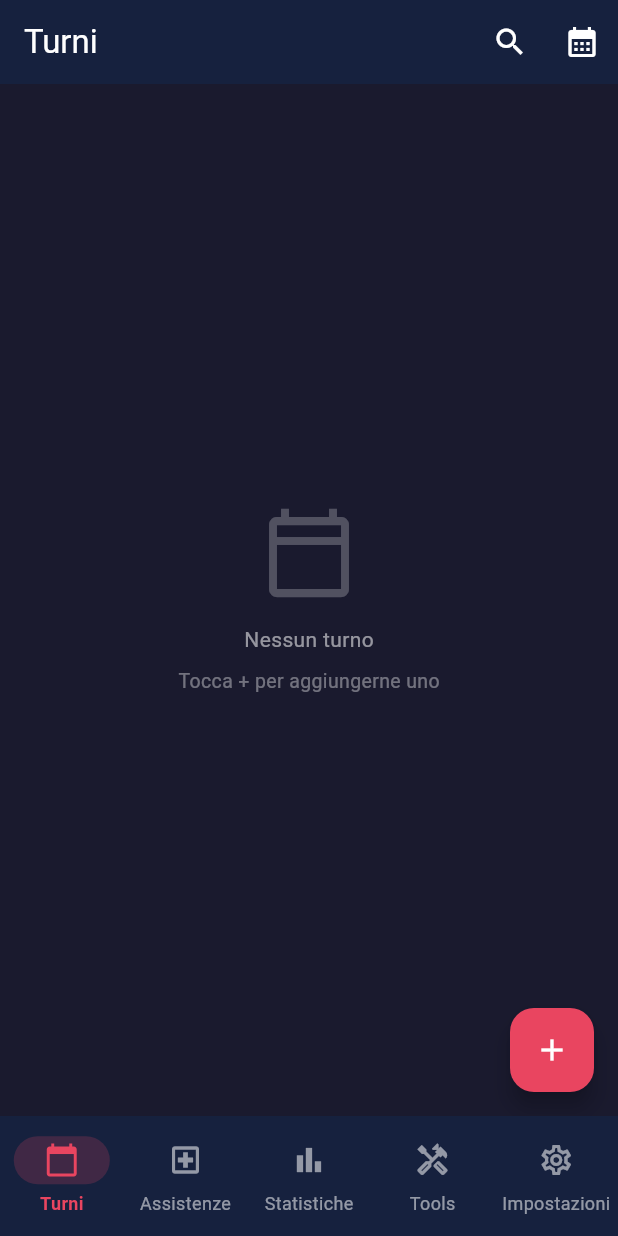
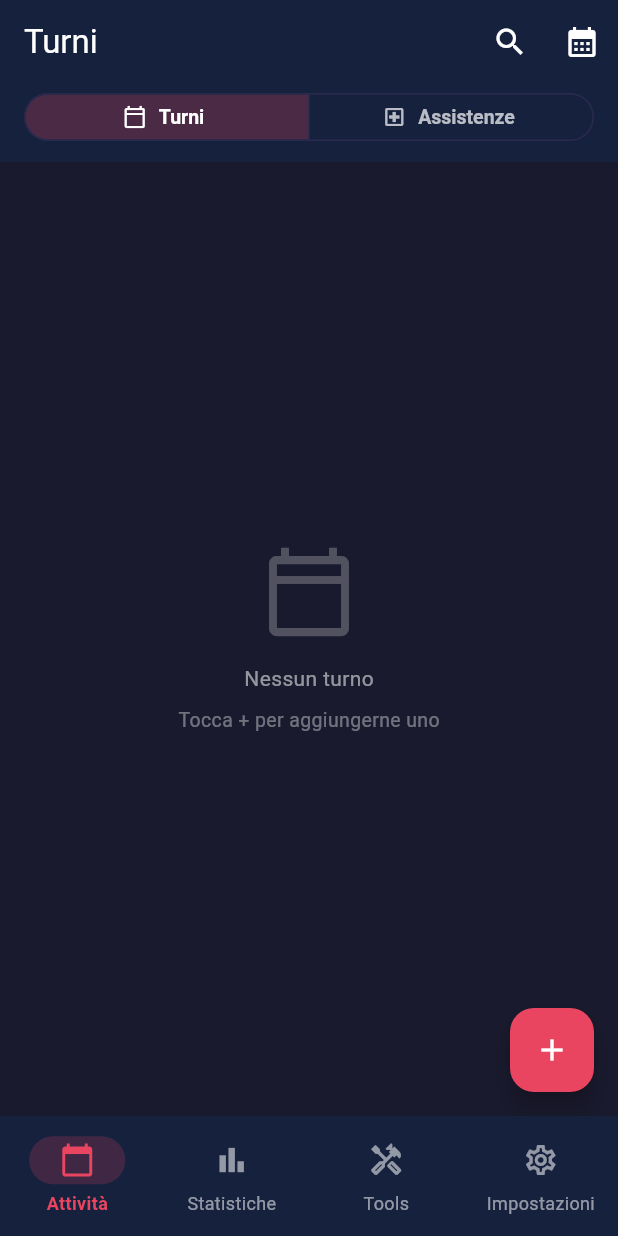
Before and after one commit to enne139/AmbuTurni, a Flutter app: the screen it shows after launch, on a phone screen of 412 x 824 dp. Run offline on Flutter 3.47's test engine with Material 3 defaults, Android fonts, the phone set to English and light mode, and no system bars; our stand-ins replace file_picker, flutter_markdown_plus, share_plus, shared_preferences, sqflite, sqflite_common_ffi; missing offline and left inert: add_2_calendar, excel; accounts and stored records are empty.

Commit message:
feat: tab unificata Attività per turni e assistenze
NavigationBar da 5 a 4 tab: la nuova tab Attività ospita entrambe le liste
con un selettore SegmentedButton sotto l'AppBar (scelta dell'utente rispetto
alla lista unica mescolata: lascia intatte le due liste con ricerca, filtri,
calendario e FAB propri). _AttivitaTab tiene le liste in un IndexedStack —
lo stato sopravvive al passaggio — e inietta il selettore nelle AppBar col
nuovo parametro opzionale `selettore`, unico punto di contatto.

Co-Authored-By: Claude Fable 5 <noreply@anthropic.com>

```diff
--- a/lib/navigation/app_navigator.dart
+++ b/lib/navigation/app_navigator.dart
@@ -6,10 +6,11 @@ import '../screens/assistenze/assistenze_list.dart';
 import '../screens/statistiche/statistiche_screen.dart';
 import '../screens/tools/tools_screen.dart';
 import '../screens/impostazioni/impostazioni_screen.dart';
+import '../utils/theme.dart';
 
-/// Scaffold principale con NavigationBar a 5 tab: Turni, Assistenze,
-/// Statistiche, Tools, Impostazioni. Mantiene lo stato di ciascuna tab con
-/// IndexedStack per non ricaricare i widget al cambio tab.
+/// Scaffold principale con NavigationBar a 4 tab: Attività (turni +
+/// assistenze), Statistiche, Tools, Impostazioni. Mantiene lo stato di
+/// ciascuna tab con IndexedStack per non ricaricare i widget al cambio tab.
 class AppNavigator extends StatefulWidget {
   const AppNavigator({super.key});
 
@@ -35,8 +36,7 @@ class _AppNavigatorState extends State<AppNavigator> {
       body: IndexedStack(
         index: _tab,
         children: const [
-          TurniList(),
-          AssistenzeList(),
+          _AttivitaTab(),
           StatisticheScreen(),
           ToolsScreen(),
           ImpostazioniScreen(),
@@ -46,8 +46,7 @@ class _AppNavigatorState extends State<AppNavigator> {
         selectedIndex: _tab,
         onDestinationSelected: (i) => setState(() => _tab = i),
         destinations: const [
-          NavigationDestination(icon: Icon(Icons.calendar_today_outlined), selectedIcon: Icon(Icons.calendar_today), label: 'Turni'),
-          NavigationDestination(icon: Icon(Icons.local_hospital_outlined), selectedIcon: Icon(Icons.local_hospital), label: 'Assistenze'),
+          NavigationDestination(icon: Icon(Icons.calendar_today_outlined), selectedIcon: Icon(Icons.calendar_today), label: 'Attività'),
           NavigationDestination(icon: Icon(Icons.bar_chart_outlined), selectedIcon: Icon(Icons.bar_chart), label: 'Statistiche'),
           NavigationDestination(icon: Icon(Icons.handyman_outlined), selectedIcon: Icon(Icons.handyman), label: 'Tools'),
           NavigationDestination(icon: Icon(Icons.settings_outlined), selectedIcon: Icon(Icons.settings), label: 'Impostazioni'),
@@ -56,3 +55,68 @@ class _AppNavigatorState extends State<AppNavigator> {
     );
   }
 }
+
+/// Tab unificata Turni + Assistenze: un selettore sotto l'AppBar passa da
+/// una lista all'altra. Le due liste restano widget indipendenti coi loro
+/// Scaffold/FAB e vivono in un IndexedStack, così filtri, ricerca e vista
+/// calendario non si perdono passando avanti e indietro; il selettore viene
+/// iniettato nelle loro AppBar (parametro `selettore`), unico punto di
+/// contatto tra le liste e la tab che le ospita.
+class _AttivitaTab extends StatefulWidget {
+  const _AttivitaTab();
+
+  @override
+  State<_AttivitaTab> createState() => _AttivitaTabState();
+}
+
+class _AttivitaTabState extends State<_AttivitaTab> {
+  int _sezione = 0; // 0 = turni, 1 = assistenze
+
+  PreferredSizeWidget _selettore() {
+    return PreferredSize(
+      preferredSize: const Size.fromHeight(52),
+      child: Padding(
+        padding: const EdgeInsets.fromLTRB(16, 2, 16, 10),
+        child: SegmentedButton<int>(
+          segments: const [
+            ButtonSegment(
+              value: 0,
+              label: Text('Turni'),
+              icon: Icon(Icons.calendar_today_outlined, size: 16),
+            ),
+            ButtonSegment(
+              value: 1,
+              label: Text('Assistenze'),
+              icon: Icon(Icons.local_hospital_outlined, size: 16),
+            ),
+          ],
+          selected: {_sezione},
+          onSelectionChanged: (s) => setState(() => _sezione = s.first),
+          showSelectedIcon: false,
+          // expandedInsets: il bottone riempie la larghezza invece di
+          // galleggiare al centro con la dimensione minima.
+          expandedInsets: EdgeInsets.zero,
+          style: SegmentedButton.styleFrom(
+            foregroundColor: Colors.white70,
+            selectedForegroundColor: Colors.white,
+            selectedBackgroundColor: kPrimary.withValues(alpha: 0.25),
+            side: const BorderSide(color: kCardBorder),
+            visualDensity: VisualDensity.compact,
+            textStyle: const TextStyle(fontSize: 13, fontWeight: FontWeight.w600),
+          ),
+        ),
+      ),
+    );
+  }
+
+  @override
+  Widget build(BuildContext context) {
+    return IndexedStack(
+      index: _sezione,
+      children: [
+        TurniList(selettore: _selettore()),
+        AssistenzeList(selettore: _selettore()),
+      ],
+    );
+  }
+}
--- a/lib/screens/assistenze/assistenze_list.dart
+++ b/lib/screens/assistenze/assistenze_list.dart
@@ -12,7 +12,10 @@ import 'assistenza_detail.dart';
 /// cestino nell'AppBar del dettaglio, per evitare cancellazioni accidentali
 /// mentre si scorre o si tocca a lungo una card per sbaglio.
 class AssistenzeList extends StatefulWidget {
-  const AssistenzeList({super.key});
+  /// Barra opzionale sotto l'AppBar: il selettore Turni/Assistenze della
+  /// tab unificata (v. app_navigator.dart), come in TurniList.
+  final PreferredSizeWidget? selettore;
+  const AssistenzeList({super.key, this.selettore});
 
   @override
   State<AssistenzeList> createState() => _AssistenzeListState();
@@ -59,6 +62,7 @@ class _AssistenzeListState extends State<AssistenzeList> {
               ],
             ),
         ],
+        bottom: widget.selettore,
       ),
       body: assistenze.isEmpty
           ? const Center(
--- a/lib/screens/turni/turni_list.dart
+++ b/lib/screens/turni/turni_list.dart
@@ -21,7 +21,11 @@ const _kVistaCalendarioKey = 'turni_vista_calendario';
 /// cestino nell'AppBar del dettaglio, per evitare cancellazioni accidentali
 /// mentre si scorre o si tocca a lungo una card per sbaglio.
 class TurniList extends StatefulWidget {
-  const TurniList({super.key});
+  /// Barra opzionale sotto l'AppBar: la tab unificata "Attività" ci mette il
+  /// selettore Turni/Assistenze (v. app_navigator.dart), la lista non deve
+  /// sapere altro.
+  final PreferredSizeWidget? selettore;
+  const TurniList({super.key, this.selettore});
 
   @override
   State<TurniList> createState() => _TurniListState();
@@ -173,6 +177,7 @@ class _TurniListState extends State<TurniList> {
               ),
           ],
         ],
+        bottom: widget.selettore,
       ),
       body: _vistaCalendario
           ? CalendarioTurni(
```
Also changed, not shown: 1 other file.
